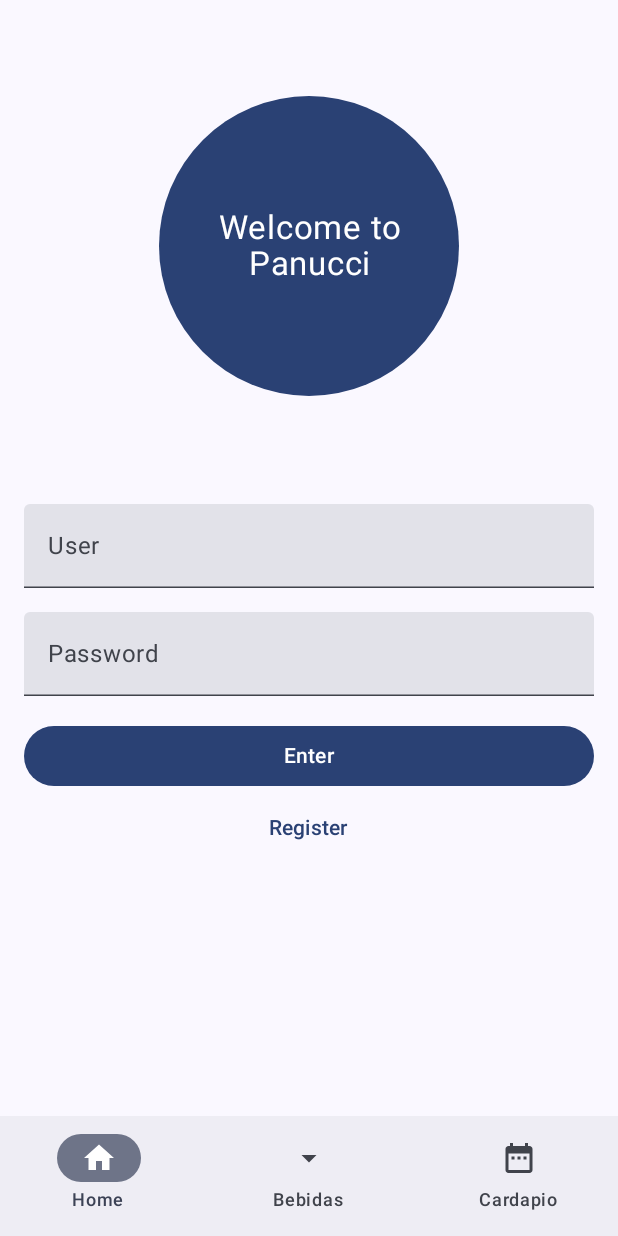
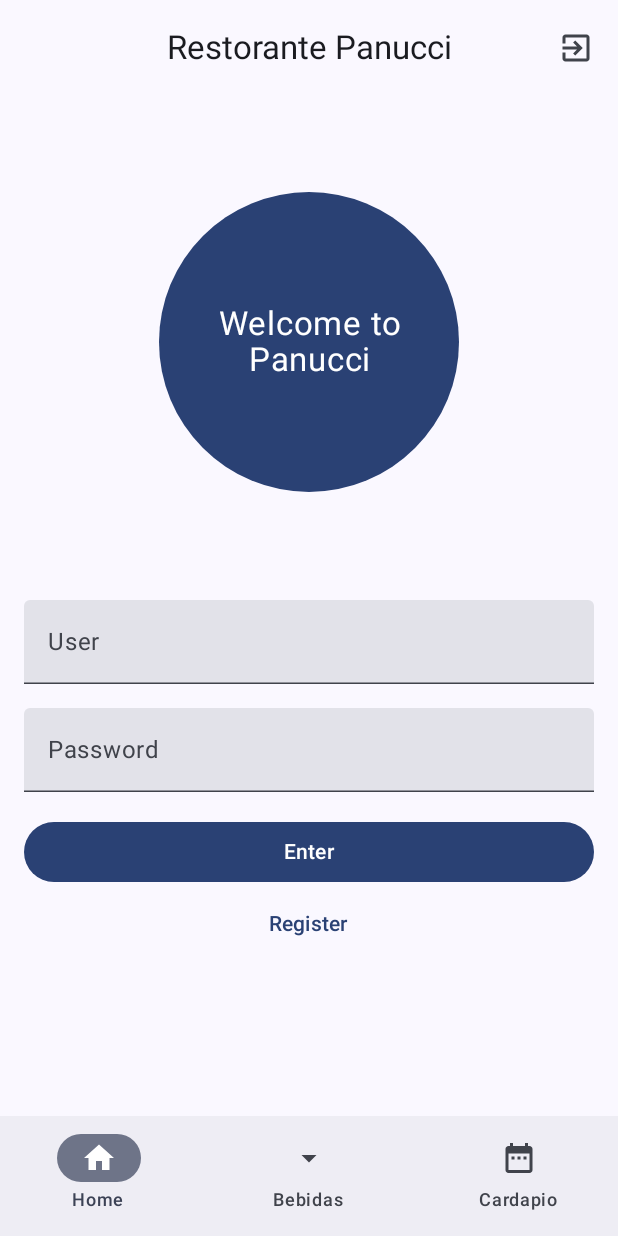
Before and after one commit to TalesPalma/Restorante-Panucci, an Android app built with Jetpack Compose: the screen it shows after launch (MainActivity), after a tap on "Enter", on a phone screen of 412 x 824 dp. Run offline under Robolectric (Android 15) with nearby library versions, the phone set to English and light mode, and no system bars.

Commit message:
Finally date:qua 03 abr 2024 16:06:44 -03

```diff
--- a/app/src/main/java/br/com/talespalma/restorantepanucci/MainActivity.kt
+++ b/app/src/main/java/br/com/talespalma/restorantepanucci/MainActivity.kt
@@ -35,6 +35,7 @@ import br.com.talespalma.restorantepanucci.extensions.preferences.userPreference
 import br.com.talespalma.restorantepanucci.navigation.AppDestination
 import br.com.talespalma.restorantepanucci.simpledates.SampleDate
 import br.com.talespalma.restorantepanucci.ui.componets.BottomBar
+import br.com.talespalma.restorantepanucci.ui.componets.TopAppBar
 import br.com.talespalma.restorantepanucci.ui.screnns.AuthenticationScreen
 import br.com.talespalma.restorantepanucci.ui.screnns.ScreenCardapio
 import br.com.talespalma.restorantepanucci.ui.screnns.ScreenHome
@@ -66,6 +67,8 @@ fun App() {
     val navController = rememberNavController()
     val currentBackStackEntryState by navController.currentBackStackEntryAsState()
     val currentDestination = currentBackStackEntryState?.destination?.route
+    val context = LocalContext.current
+    val scope = rememberCoroutineScope()
     val selectItem by remember(currentDestination) {
         val item = currentDestination?.let { current ->
             SampleDate.sampleDateBarItems.find {
@@ -75,6 +78,18 @@ fun App() {
         mutableStateOf(item.destination)
     }
     Scaffold(
+        topBar = { TopAppBar(onClickExit = {
+            scope.launch {
+                context.dataStore.edit {
+                    it.remove(userPreferences)
+                }
+                navController.navigate(AppDestination.Authentication.route) {
+                    popUpTo(navController.graph.findStartDestination().id) {
+                        inclusive = true
+                    }
+                }
+            }
+        }) },
         bottomBar = {
             if (currentDestination != AppDestination.Infos.route) {
                 BottomBar(selectItem = selectItem, onClick = {
@@ -104,7 +119,7 @@ fun App() {
                             user = context.dataStore.data.first()[userPreferences]
                             dataState = "finished"
                         }
-                       when(dataState) {
+                        when (dataState) {
                             "loading" -> {
                                 Box(modifier = Modifier.fillMaxSize()) {
                                     Text(
@@ -116,6 +131,7 @@ fun App() {
                                     )
                                 }
                             }
+
                             "finished" -> {
                                 user?.let {
                                     ScreenHome()
@@ -167,7 +183,7 @@ fun App() {
                                 }
                             }
                             navController.navigate(AppDestination.Home.route) {
-                                navController.popBackStack()
+                                popUpTo(navController.graph.id)
                             }
                         }
                     }
--- /dev/null
+++ b/app/src/main/java/br/com/talespalma/restorantepanucci/ui/componets/TopBar.kt
@@ -0,0 +1,29 @@
+package br.com.talespalma.restorantepanucci.ui.componets
+
+import androidx.compose.material.icons.Icons
+import androidx.compose.material.icons.filled.ExitToApp
+import androidx.compose.material3.CenterAlignedTopAppBar
+import androidx.compose.material3.ExperimentalMaterial3Api
+import androidx.compose.material3.Icon
+import androidx.compose.material3.IconButton
+import androidx.compose.material3.Text
+import androidx.compose.runtime.Composable
+import androidx.compose.ui.tooling.preview.Preview
+
+
+@OptIn(ExperimentalMaterial3Api::class)
+@Composable
+fun TopAppBar(onClickExit:() ->Unit = {}) {
+    CenterAlignedTopAppBar(
+        title = { Text(text = "Restorante Panucci") },
+        actions = { IconButton(onClick = { onClickExit() }) {
+            Icon(imageVector = Icons.Default.ExitToApp, contentDescription = "Exit")
+        }}
+    )
+}
+
+@Preview
+@Composable
+private fun TopAppBarPreview() {
+    TopAppBar()
+}
```
Lines whose indentation alone changed are shown as unchanged.
